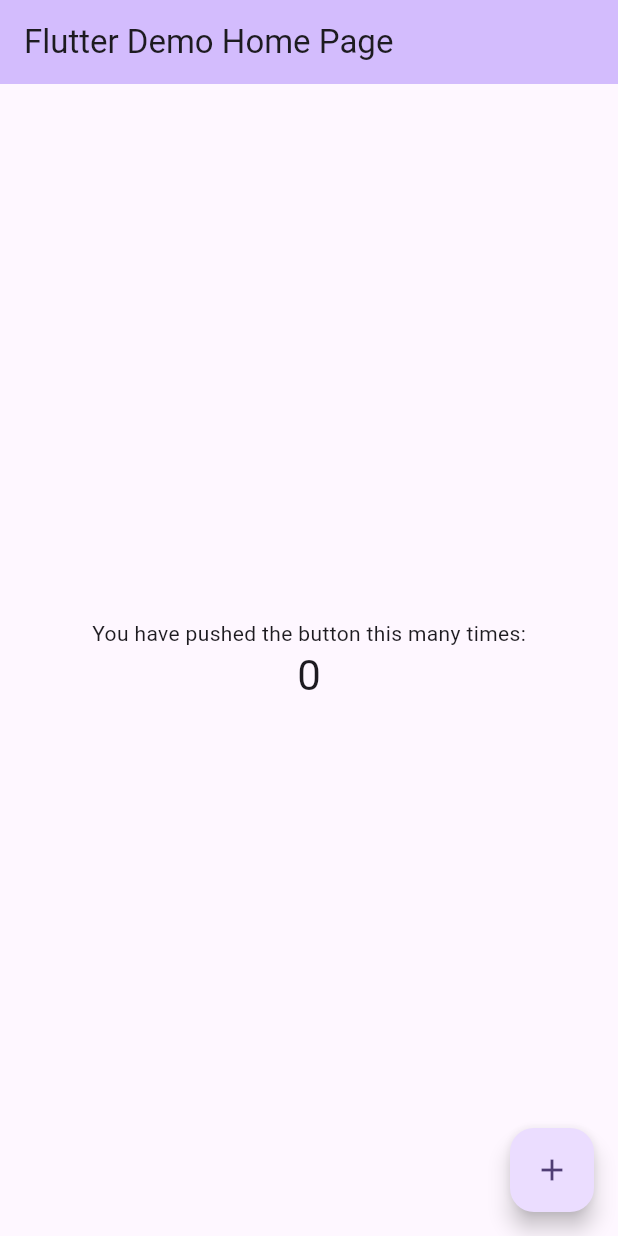
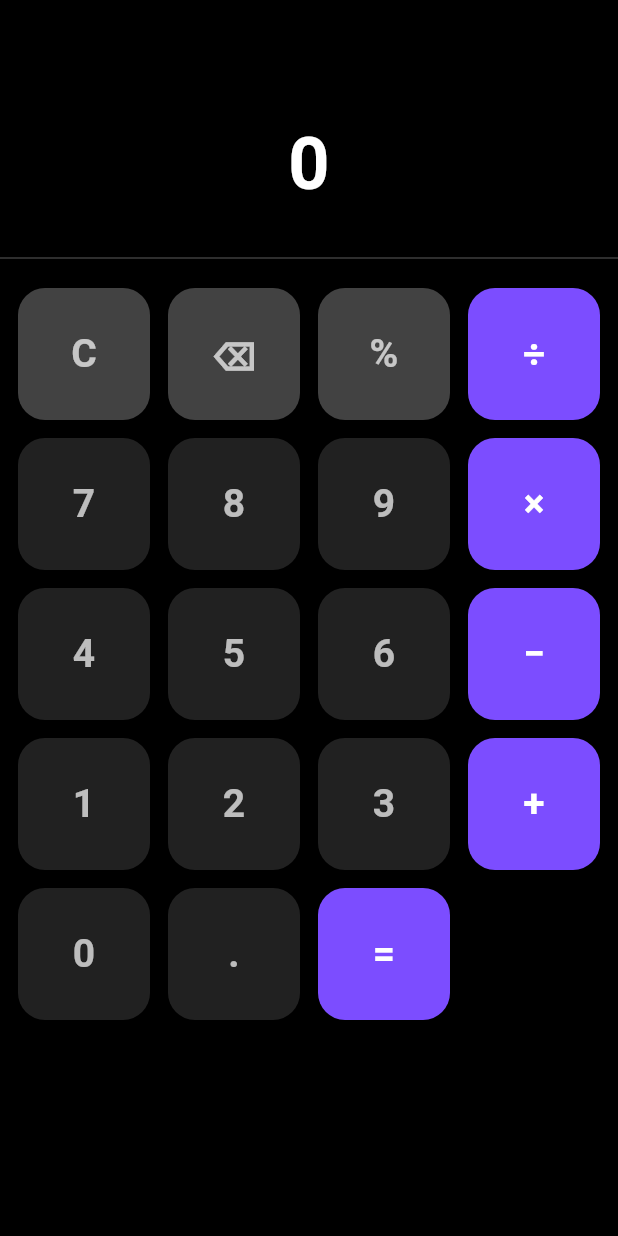
Before and after one commit to Moussi0amine/flutter_projects, a Flutter app: the screen it shows after launch, on a phone screen of 412 x 824 dp. Run offline on Flutter 3.47's test engine with Material 3 defaults, Android fonts, the light colour scheme and no system bars.

Commit message:
make calculator UI

```diff
--- a/calculator/lib/main.dart
+++ b/calculator/lib/main.dart
@@ -1,122 +1,193 @@
 import 'package:flutter/material.dart';
 
-void main() {
-  runApp(const MyApp());
-}
+void main() => runApp(const ModernCalculatorApp());
 
-class MyApp extends StatelessWidget {
-  const MyApp({super.key});
+/// 💡 Root app widget
+class ModernCalculatorApp extends StatelessWidget {
+  const ModernCalculatorApp({super.key});
 
-  // This widget is the root of your application.
   @override
   Widget build(BuildContext context) {
     return MaterialApp(
-      title: 'Flutter Demo',
+      title: 'Modern Calculator',
+      debugShowCheckedModeBanner: false,
       theme: ThemeData(
-        // This is the theme of your application.
-        //
-        // TRY THIS: Try running your application with "flutter run". You'll see
-        // the application has a purple toolbar. Then, without quitting the app,
-        // try changing the seedColor in the colorScheme below to Colors.green
-        // and then invoke "hot reload" (save your changes or press the "hot
-        // reload" button in a Flutter-supported IDE, or press "r" if you used
-        // the command line to start the app).
-        //
-        // Notice that the counter didn't reset back to zero; the application
-        // state is not lost during the reload. To reset the state, use hot
-        // restart instead.
-        //
-        // This works for code too, not just values: Most code changes can be
-        // tested with just a hot reload.
-        colorScheme: ColorScheme.fromSeed(seedColor: Colors.deepPurple),
+        brightness: Brightness.dark, // Modern dark theme
+        primarySwatch: Colors.deepPurple,
       ),
-      home: const MyHomePage(title: 'Flutter Demo Home Page'),
+      home: const CalculatorScreen(),
     );
   }
 }
 
-class MyHomePage extends StatefulWidget {
-  const MyHomePage({super.key, required this.title});
-
-  // This widget is the home page of your application. It is stateful, meaning
-  // that it has a State object (defined below) that contains fields that affect
-  // how it looks.
-
-  // This class is the configuration for the state. It holds the values (in this
-  // case the title) provided by the parent (in this case the App widget) and
-  // used by the build method of the State. Fields in a Widget subclass are
-  // always marked "final".
-
-  final String title;
+/// 🧮 Main calculator screen
+class CalculatorScreen extends StatefulWidget {
+  const CalculatorScreen({super.key});
 
   @override
-  State<MyHomePage> createState() => _MyHomePageState();
+  State<CalculatorScreen> createState() => _CalculatorScreenState();
 }
 
-class _MyHomePageState extends State<MyHomePage> {
-  int _counter = 0;
+class _CalculatorScreenState extends State<CalculatorScreen> {
+  String _input = '';   // What the user types (e.g. "12+3")
+  String _output = '0'; // The calculated result
 
-  void _incrementCounter() {
+  /// All calculator buttons (rows x columns)
+  final List<String> _buttons = [
+    'C', '⌫', '%', '÷',
+    '7', '8', '9', '×',
+    '4', '5', '6', '−',
+    '1', '2', '3', '+',
+    '0', '.', '=',
+  ];
+
+  /// Handle button tap logic
+  void _onButtonTap(String value) {
     setState(() {
-      // This call to setState tells the Flutter framework that something has
-      // changed in this State, which causes it to rerun the build method below
-      // so that the display can reflect the updated values. If we changed
-      // _counter without calling setState(), then the build method would not be
-      // called again, and so nothing would appear to happen.
-      _counter++;
+      if (value == 'C') {
+        _input = '';
+        _output = '0';
+      } else if (value == '⌫') {
+        if (_input.isNotEmpty) {
+          _input = _input.substring(0, _input.length - 1);
+        }
+      } else if (value == '=') {
+        _calculateResult();
+      } else {
+        _input += value;
+      }
     });
+  }
+
+  /// Simple math evaluator for + - × ÷
+  void _calculateResult() {
+    String expression = _input;
+    expression = expression.replaceAll('×', '*');
+    expression = expression.replaceAll('÷', '/');
+    expression = expression.replaceAll('−', '-');
+
+    try {
+      // ⚠️ Simple calculation using Dart's expression evaluator
+      final result = _evaluateExpression(expression);
+      _output = result.toString();
+    } catch (e) {
+      _output = 'Error';
+    }
+  }
+
+  /// Evaluate mathematical string (simple manual logic)
+  double _evaluateExpression(String exp) {
+    // For simplicity, split by operator and handle basic operations
+    try {
+      // This is NOT a full parser, just enough for simple operations
+      final parsed = exp.split(RegExp(r'([\+\-\*/])'));
+      double result = double.parse(parsed[0]);
+      for (int i = 1; i < parsed.length; i += 2) {
+        String op = parsed[i];
+        double num = double.parse(parsed[i + 1]);
+        if (op == '+') result += num;
+        if (op == '-') result -= num;
+        if (op == '*') result *= num;
+        if (op == '/') result /= num;
+      }
+      return result;
+    } catch (e) {
+      return 0;
+    }
   }
 
   @override
   Widget build(BuildContext context) {
-    // This method is rerun every time setState is called, for instance as done
-    // by the _incrementCounter method above.
-    //
-    // The Flutter framework has been optimized to make rerunning build methods
-    // fast, so that you can just rebuild anything that needs updating rather
-    // than having to individually change instances of widgets.
     return Scaffold(
-      appBar: AppBar(
-        // TRY THIS: Try changing the color here to a specific color (to
-        // Colors.amber, perhaps?) and trigger a hot reload to see the AppBar
-        // change color while the other colors stay the same.
-        backgroundColor: Theme.of(context).colorScheme.inversePrimary,
-        // Here we take the value from the MyHomePage object that was created by
-        // the App.build method, and use it to set our appbar title.
-        title: Text(widget.title),
-      ),
-      body: Center(
-        // Center is a layout widget. It takes a single child and positions it
-        // in the middle of the parent.
+      backgroundColor: Colors.black, // Modern dark background
+      body: SafeArea(
         child: Column(
-          // Column is also a layout widget. It takes a list of children and
-          // arranges them vertically. By default, it sizes itself to fit its
-          // children horizontally, and tries to be as tall as its parent.
-          //
-          // Column has various properties to control how it sizes itself and
-          // how it positions its children. Here we use mainAxisAlignment to
-          // center the children vertically; the main axis here is the vertical
-          // axis because Columns are vertical (the cross axis would be
-          // horizontal).
-          //
-          // TRY THIS: Invoke "debug painting" (choose the "Toggle Debug Paint"
-          // action in the IDE, or press "p" in the console), to see the
-          // wireframe for each widget.
-          mainAxisAlignment: MainAxisAlignment.center,
-          children: <Widget>[
-            const Text('You have pushed the button this many times:'),
-            Text(
-              '$_counter',
-              style: Theme.of(context).textTheme.headlineMedium,
+          mainAxisAlignment: MainAxisAlignment.end,
+          children: [
+            // 🧾 Display Area (Input + Result)
+            Padding(
+              padding: const EdgeInsets.all(20.0),
+              child: Column(
+                crossAxisAlignment: CrossAxisAlignment.end,
+                children: [
+                  Text(
+                    _input,
+                    style: const TextStyle(
+                      fontSize: 32,
+                      color: Colors.white70,
+                    ),
+                  ),
+                  const SizedBox(height: 10),
+                  Text(
+                    _output,
+                    style: const TextStyle(
+                      fontSize: 48,
+                      fontWeight: FontWeight.bold,
+                      color: Colors.white,
+                    ),
+                  ),
+                ],
+              ),
+            ),
+
+            const Divider(color: Colors.white24, thickness: 1),
+
+            // 🔘 Buttons Grid
+            Expanded(
+              flex: 2,
+              child: Padding(
+                padding: const EdgeInsets.all(12.0),
+                child: GridView.builder(
+                  itemCount: _buttons.length,
+                  gridDelegate: const SliverGridDelegateWithFixedCrossAxisCount(
+                    crossAxisCount: 4, // 4 buttons per row
+                    mainAxisSpacing: 12,
+                    crossAxisSpacing: 12,
+                  ),
+                  itemBuilder: (context, index) {
+                    final btn = _buttons[index];
+                    final isOperator = ['÷', '×', '−', '+', '='].contains(btn);
+                    final isSpecial = ['C', '⌫', '%'].contains(btn);
+
+                    return GestureDetector(
+                      onTap: () => _onButtonTap(btn),
+                      child: Container(
+                        decoration: BoxDecoration(
+                          color: isOperator
+                              ? Colors.deepPurpleAccent
+                              : isSpecial
+                                  ? Colors.grey.shade800
+                                  : Colors.grey.shade900,
+                          borderRadius: BorderRadius.circular(18),
+                          boxShadow: [
+                            BoxShadow(
+                              color: Colors.black.withOpacity(0.3),
+                              blurRadius: 6,
+                              offset: const Offset(2, 2),
+                            ),
+                          ],
+                        ),
+                        child: Center(
+                          child: Text(
+                            btn,
+                            style: TextStyle(
+                              fontSize: 26,
+                              fontWeight: FontWeight.bold,
+                              color: isOperator
+                                  ? Colors.white
+                                  : Colors.white70,
+                            ),
+                          ),
+                        ),
+                      ),
+                    );
+                  },
+                ),
+              ),
             ),
           ],
         ),
       ),
-      floatingActionButton: FloatingActionButton(
-        onPressed: _incrementCounter,
-        tooltip: 'Increment',
-        child: const Icon(Icons.add),
-      ), // This trailing comma makes auto-formatting nicer for build methods.
     );
   }
 }
```
Also changed, not shown: 1 other file.
